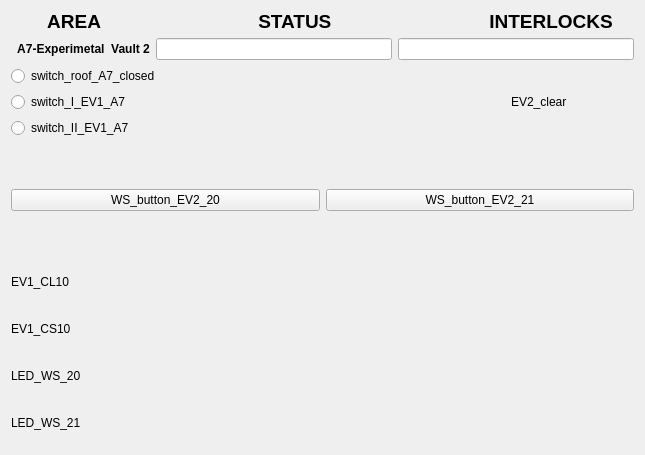
Before: the Qt Designer form vcsDisplays/ev2.ui in yannS2016/tlabsVCS, drawn with Qt 5.
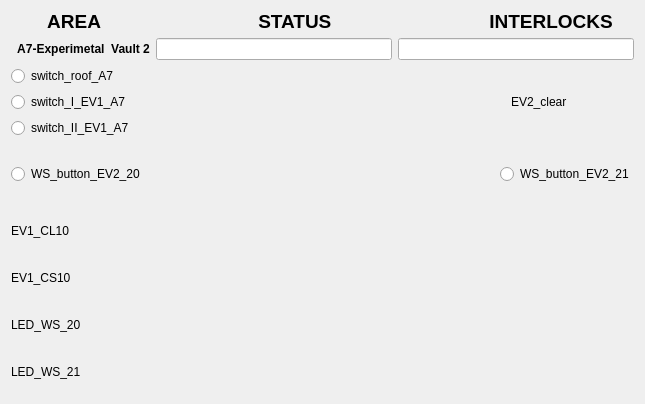
After: the same form once the commit is applied. Custom widgets are drawn as their Qt base class.

The edit to the form file:
```diff
--- a/vcsDisplays/ev2.ui
+++ b/vcsDisplays/ev2.ui
@@ -7,7 +7,7 @@
     <x>0</x>
     <y>0</y>
     <width>645</width>
-    <height>455</height>
+    <height>404</height>
    </rect>
   </property>
   <property name="windowTitle">
@@ -89,7 +89,7 @@
        <item>
         <widget class="QERadioButton" name="qeradiobutton">
          <property name="text">
-          <string>switch_roof_A7_closed</string>
+          <string>switch_roof_A7</string>
          </property>
          <property name="autoExclusive">
           <bool>false</bool>
@@ -117,7 +117,7 @@
           <string>VCS:SW-I-EV2-A7</string>
          </property>
          <property name="format" stdset="0">
-          <enum>QERadioButton::LocalEnumeration</enum>
+          <enum>QERadioButton::Integer</enum>
          </property>
         </widget>
        </item>
@@ -219,46 +219,41 @@
    <item>
     <layout class="QHBoxLayout" name="horizontalLayout_10">
      <item>
-      <widget class="QEPushButton" name="qepushbutton">
+      <widget class="QERadioButton" name="qeradiobutton_6">
        <property name="text">
         <string>WS_button_EV2_20</string>
        </property>
        <property name="variable" stdset="0">
         <string>VCS:WS-BUT-EV2-20</string>
        </property>
-       <property name="writeOnPress">
-        <bool>true</bool>
-       </property>
-       <property name="writeOnRelease">
-        <bool>true</bool>
-       </property>
-       <property name="writeOnClick">
-        <bool>false</bool>
-       </property>
-       <property name="pressText">
-        <string>0</string>
-       </property>
-       <property name="releaseText">
-        <string>1</string>
+       <property name="format" stdset="0">
+        <enum>QERadioButton::LocalEnumeration</enum>
        </property>
       </widget>
      </item>
      <item>
-      <widget class="QEPushButton" name="qepushbutton_2">
+      <spacer name="horizontalSpacer_2">
+       <property name="orientation">
+        <enum>Qt::Horizontal</enum>
+       </property>
+       <property name="sizeHint" stdset="0">
+        <size>
+         <width>40</width>
+         <height>20</height>
+        </size>
+       </property>
+      </spacer>
+     </item>
+     <item>
+      <widget class="QERadioButton" name="qeradiobutton_3">
        <property name="text">
         <string>WS_button_EV2_21</string>
        </property>
        <property name="variable" stdset="0">
         <string>VCS:WS-BUT-EV2-21</string>
        </property>
-       <property name="writeOnPress">
-        <bool>true</bool>
-       </property>
-       <property name="writeOnRelease">
-        <bool>true</bool>
-       </property>
-       <property name="writeOnClick">
-        <bool>false</bool>
+       <property name="format" stdset="0">
+        <enum>QERadioButton::LocalEnumeration</enum>
        </property>
        <property name="pressText">
         <string>0</string>
@@ -498,11 +493,6 @@
    <extends>QLineEdit</extends>
    <header>QELineEdit.h</header>
   </customwidget>
-  <customwidget>
-   <class>QEPushButton</class>
-   <extends>QPushButton</extends>
-   <header>QEPushButton.h</header>
-  </customwidget>
   <customwidget>
    <class>QERadioButton</class>
    <extends>QRadioButton</extends>
```
Left out of the diff: 10 changed lines with no effect on the pictures.
